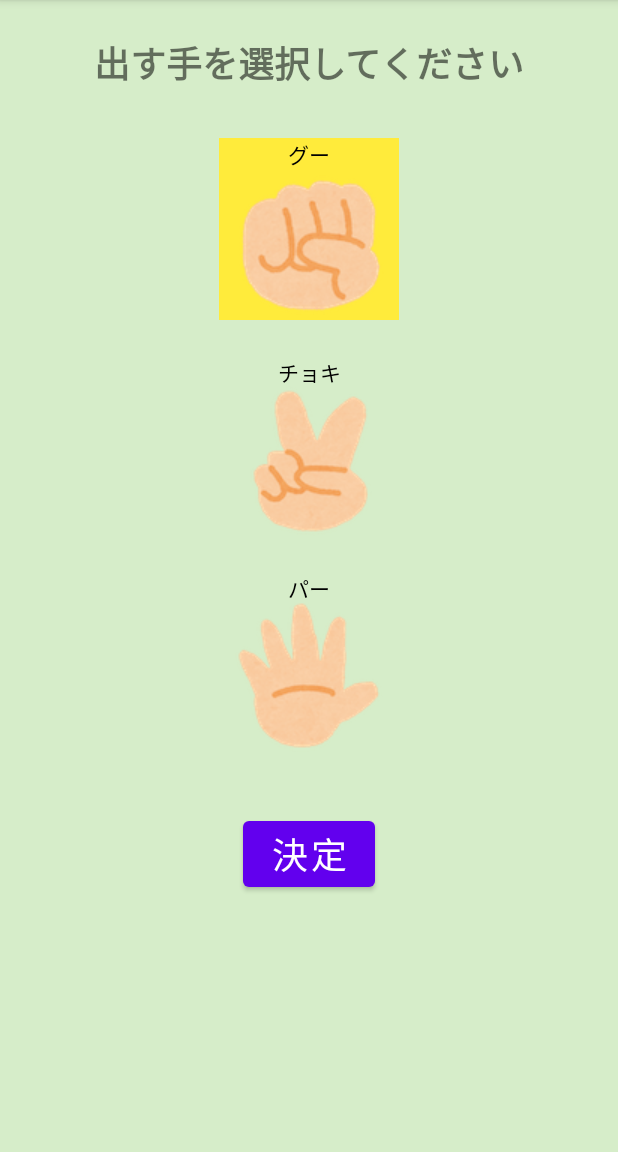
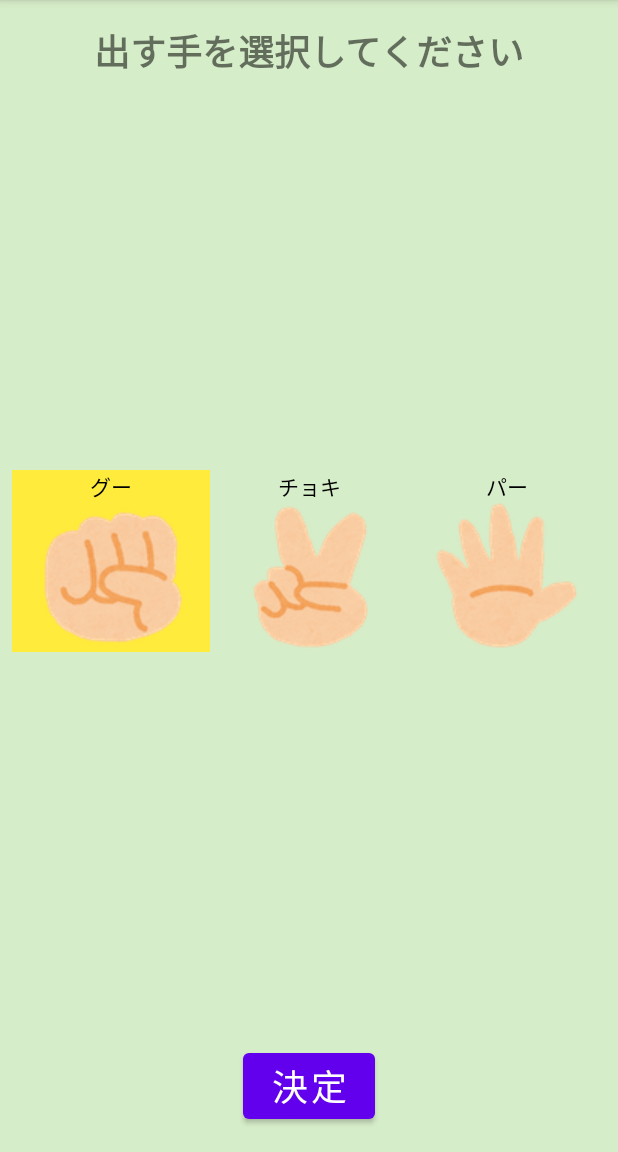
Before and after one commit to nameko710/zyanken, an Android app: the screen it shows after launch (MainActivity), on a phone screen of 412 x 824 dp, the part 84-1236 px from its top. Run offline under Robolectric (Android 15) with nearby library versions, the phone set to English and light mode, and no system bars.

Commit message:
レイアウトを修正

```diff
--- a/app/src/main/res/layout/activity_main.xml
+++ b/app/src/main/res/layout/activity_main.xml
@@ -1,6 +1,5 @@
 <?xml version="1.0" encoding="utf-8"?>
-<androidx.constraintlayout.widget.ConstraintLayout
-    xmlns:android="http://schemas.android.com/apk/res/android"
+<androidx.constraintlayout.widget.ConstraintLayout xmlns:android="http://schemas.android.com/apk/res/android"
     xmlns:app="http://schemas.android.com/apk/res-auto"
     android:layout_width="match_parent"
     android:layout_height="match_parent"
@@ -10,7 +9,7 @@
         android:id="@+id/tvHand"
         android:layout_width="wrap_content"
         android:layout_height="wrap_content"
-        android:layout_marginTop="24dp"
+        android:layout_marginTop="16dp"
         android:text="@string/tv_hand"
         android:textSize="24sp"
         android:textStyle="bold"
@@ -23,48 +22,49 @@
         android:layout_width="match_parent"
         android:layout_height="wrap_content"
         android:layout_marginStart="8dp"
-        android:layout_marginTop="32dp"
         android:layout_marginEnd="8dp"
-        android:orientation="vertical"
+        app:layoutDescription="@xml/activity_main_xml_radiogroup_scene"
+        app:layout_constraintBottom_toTopOf="@+id/btDecision"
         app:layout_constraintEnd_toEndOf="parent"
         app:layout_constraintStart_toStartOf="parent"
-        app:layout_constraintTop_toBottomOf="@+id/tvHand">
+        app:layout_constraintTop_toBottomOf="@+id/tvHand"
+        android:orientation="horizontal">
 
         <RadioButton
             android:id="@+id/imageGu"
-            android:layout_width="120dp"
+            android:layout_width="wrap_content"
             android:layout_height="wrap_content"
-            android:layout_gravity="center_horizontal"
             android:background="@drawable/select_radio"
             android:button="@null"
             android:checked="true"
             android:drawableBottom="@drawable/janken_gu"
             android:text="@string/tv_gu"
-            android:textAlignment="center" />
+            android:textAlignment="center"
+            android:layout_weight="1"/>
 
         <RadioButton
             android:id="@+id/imageChoki"
-            android:layout_width="120dp"
-            android:layout_height="120dp"
-            android:layout_gravity="center_horizontal"
-            android:layout_marginTop="24dp"
+            android:layout_width="wrap_content"
+            android:layout_height="wrap_content"
             android:background="@drawable/select_radio"
             android:button="@null"
             android:drawableBottom="@drawable/janken_choki"
             android:text="@string/tv_choki"
-            android:textAlignment="center" />
+            android:textAlignment="center"
+            android:layout_weight="1"/>
 
         <RadioButton
             android:id="@+id/imagePa"
-            android:layout_width="120dp"
-            android:layout_height="120dp"
-            android:layout_gravity="center_horizontal"
-            android:layout_marginTop="24dp"
+            android:layout_width="wrap_content"
+            android:layout_height="wrap_content"
             android:background="@drawable/select_radio"
             android:button="@null"
             android:drawableBottom="@drawable/janken_pa"
             android:text="@string/tv_pa"
-            android:textAlignment="center" />
+            android:textAlignment="center"
+            android:layout_weight="1"/>
+
+
     </RadioGroup>
 
     <Button
@@ -72,11 +72,11 @@
         android:layout_width="wrap_content"
         android:layout_height="wrap_content"
         android:layout_gravity="center_horizontal"
-        android:layout_marginTop="40dp"
+        android:layout_marginBottom="16dp"
         android:text="@string/bt_decision"
         android:textSize="24sp"
+        app:layout_constraintBottom_toBottomOf="parent"
         app:layout_constraintEnd_toEndOf="parent"
-        app:layout_constraintStart_toStartOf="parent"
-        app:layout_constraintTop_toBottomOf="@+id/radioGroup" />
+        app:layout_constraintStart_toStartOf="parent" />
 
 </androidx.constraintlayout.widget.ConstraintLayout>
--- a/app/src/main/res/layout/activity_result.xml
+++ b/app/src/main/res/layout/activity_result.xml
@@ -10,10 +10,25 @@
         android:id="@+id/ivProgram"
         android:layout_width="120dp"
         android:layout_height="120dp"
-        android:layout_marginTop="104dp"
         android:contentDescription="@string/program_hand"
+        android:rotationX="180"
+        app:layout_constraintBottom_toTopOf="@+id/tvResult"
         app:layout_constraintEnd_toEndOf="parent"
         app:layout_constraintHorizontal_bias="0.5"
+        app:layout_constraintStart_toStartOf="parent"
+        app:layout_constraintTop_toTopOf="parent" />
+
+    <TextView
+        android:id="@+id/tvResult"
+        android:layout_width="wrap_content"
+        android:layout_height="wrap_content"
+        android:layout_below="@+id/ivProgram"
+        android:layout_centerHorizontal="true"
+        android:textAlignment="center"
+        android:textSize="24sp"
+        android:textStyle="bold"
+        app:layout_constraintBottom_toBottomOf="parent"
+        app:layout_constraintEnd_toEndOf="parent"
         app:layout_constraintStart_toStartOf="parent"
         app:layout_constraintTop_toTopOf="parent" />
 
@@ -23,25 +38,12 @@
         android:layout_height="120dp"
         android:layout_below="@+id/tvResult"
         android:layout_centerHorizontal="true"
-        android:layout_marginTop="40dp"
         android:contentDescription="@string/player_hand"
+        app:layout_constraintBottom_toTopOf="@+id/btBack"
         app:layout_constraintEnd_toEndOf="parent"
         app:layout_constraintStart_toStartOf="parent"
         app:layout_constraintTop_toBottomOf="@+id/tvResult" />
 
-    <TextView
-        android:id="@+id/tvResult"
-        android:layout_width="wrap_content"
-        android:layout_height="wrap_content"
-        android:layout_below="@+id/ivProgram"
-        android:layout_centerHorizontal="true"
-        android:layout_marginTop="40dp"
-        android:textAlignment="center"
-        android:textSize="24sp"
-        android:textStyle="bold"
-        app:layout_constraintEnd_toEndOf="parent"
-        app:layout_constraintStart_toStartOf="parent"
-        app:layout_constraintTop_toBottomOf="@+id/ivProgram" />
 
     <Button
         android:id="@+id/btBack"
@@ -49,11 +51,11 @@
         android:layout_height="wrap_content"
         android:layout_below="@+id/ivPlayer"
         android:layout_centerHorizontal="true"
-        android:layout_marginTop="80dp"
+        android:layout_marginBottom="16dp"
         android:text="@string/bt_back"
         android:textSize="24sp"
+        app:layout_constraintBottom_toBottomOf="parent"
         app:layout_constraintEnd_toEndOf="parent"
-        app:layout_constraintStart_toStartOf="parent"
-        app:layout_constraintTop_toBottomOf="@+id/ivPlayer" />
+        app:layout_constraintStart_toStartOf="parent" />
 
 </androidx.constraintlayout.widget.ConstraintLayout>
--- /dev/null
+++ b/app/src/main/res/xml/activity_main_xml_radiogroup_scene.xml
@@ -0,0 +1,40 @@
+<?xml version="1.0" encoding="utf-8"?>
+<MotionScene
+    xmlns:android="http://schemas.android.com/apk/res/android"
+    xmlns:motion="http://schemas.android.com/apk/res-auto">
+
+    <Transition
+        motion:constraintSetEnd="@+id/end"
+        motion:constraintSetStart="@id/start"
+        motion:duration="1000">
+       <KeyFrameSet>
+       </KeyFrameSet>
+    </Transition>
+
+    <ConstraintSet android:id="@+id/start">
+        <Constraint
+            android:layout_height="wrap_content"
+            android:layout_width="0dp"
+            android:id="@+id/imageChoki"
+            motion:layout_constraintTop_toBottomOf="@+id/imageGu" />
+        <Constraint
+            motion:layout_constraintEnd_toEndOf="parent"
+            android:layout_width="wrap_content"
+            android:layout_height="wrap_content"
+            motion:layout_constraintBottom_toBottomOf="parent"
+            motion:layout_constraintStart_toStartOf="parent"
+            android:id="@+id/imagePa"
+            motion:layout_constraintTop_toBottomOf="@+id/imageGu" />
+        <Constraint
+            android:layout_height="wrap_content"
+            android:layout_width="0dp"
+            android:id="@+id/imageGu"
+            motion:layout_constraintStart_toStartOf="parent"
+            android:layout_marginLeft="84dp"
+            android:layout_marginStart="84dp"
+            motion:layout_constraintTop_toTopOf="parent" />
+    </ConstraintSet>
+
+    <ConstraintSet android:id="@+id/end">
+    </ConstraintSet>
+</MotionScene>
```
